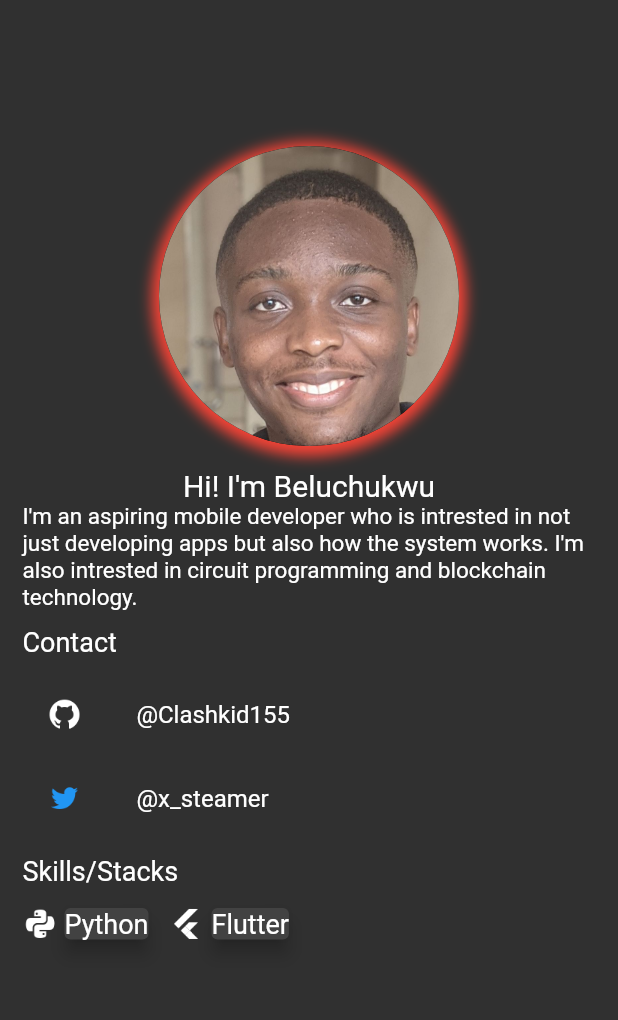
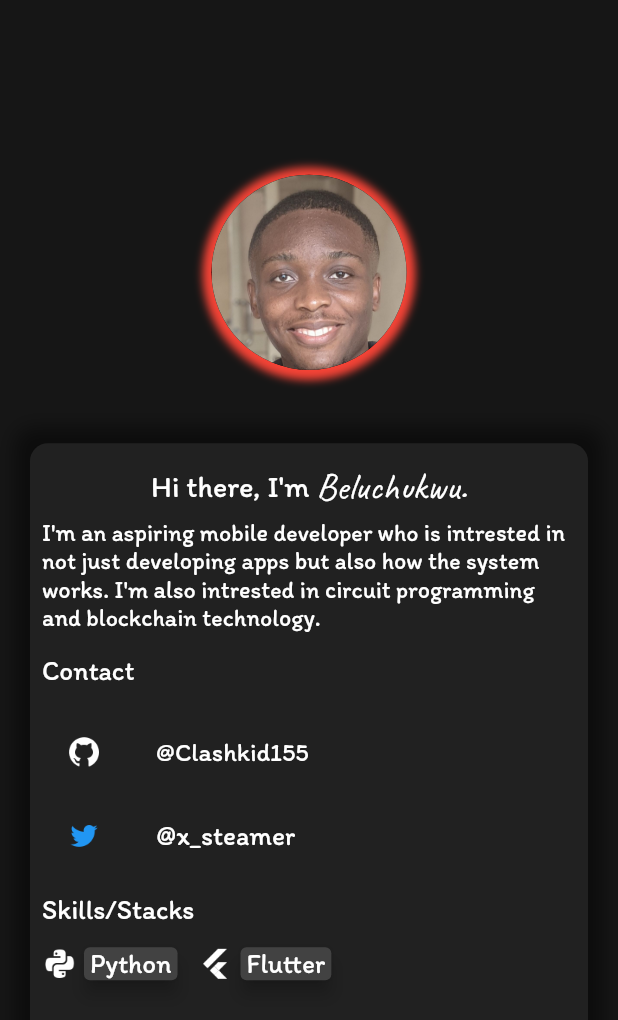
Before and after one commit to Clashkid155/portty, a Flutter app: the screen it shows after launch, on a phone screen of 412 x 824 dp. Shown: the top 1020 px of the screen. Run offline on Flutter 3.47's test engine with Material 2 defaults, Android fonts, the light colour scheme and no system bars.

Commit message:
App redesigned

```diff
--- a/lib/main.dart
+++ b/lib/main.dart
@@ -10,7 +10,14 @@ class MyApp extends StatelessWidget {
     return MaterialApp(
       title: 'Steam Portfolio',
       home: Portty(),
-      theme: ThemeData(brightness: Brightness.dark),
+      theme: ThemeData(
+          fontFamily: 'Ltim',
+          textTheme: TextTheme(
+            bodyText2: TextStyle(fontSize: 16),
+            bodyText1: TextStyle(fontSize: 16),
+            //: TextStyle(fontSize: 16),
+          ),
+          brightness: Brightness.dark),
       debugShowCheckedModeBanner: false,
     );
   }
@@ -35,10 +42,8 @@ class _PorttyState extends State<Portty> {
   @override
   void initState() {
     super.initState();
-    Future.delayed(const Duration(seconds: 5), () {
-      setState(() {
-        _visible = false;
-      });
+    Future.delayed(const Duration(seconds: 4), () {
+      setState(() => _visible = false);
     });
   }
 
@@ -46,6 +51,7 @@ class _PorttyState extends State<Portty> {
   Widget build(BuildContext context) {
     var x = [
       Colors.red,
+      Colors.cyan,
       Colors.blue,
       Colors.green,
       Colors.orange,
@@ -53,39 +59,48 @@ class _PorttyState extends State<Portty> {
       Colors.purple,
     ];
     Future.delayed(Duration(seconds: 8), () {
-      print(i);
-
-      setState(() {
-        i >= 5 ? i = 0 : i++;
-      });
+      setState(() => i >= 5 ? i = 0 : i++);
     });
 
     Size mid = MediaQuery.of(context).size;
     return SafeArea(
         child: Scaffold(
+      /* appBar: AppBar(
+        backgroundColor: Colors.black54,
+        title: Text('Hi'),
+        actions: [
+          Icon(Icons.ac_unit),
+          SizedBox(
+            width: 15,
+          )
+        ],
+      ),*/
       body: Container(
-        padding: EdgeInsets.all(15),
+        color: Colors.black54,
+        height: mid.height,
+        width: mid.width,
+        child: Padding(
+          padding: EdgeInsets.symmetric(horizontal: 20),
           child: Column(
+            mainAxisAlignment: MainAxisAlignment.center,
             children: [
-            SizedBox(
-              height: mid.height * 0.1,
-            ),
-            Stack(children: [
               GestureDetector(
                 child: Center(
-                  child: Container(
+                  child: AnimatedContainer(
+                    curve: Curves.bounceInOut,
+                    duration: Duration(seconds: 3),
                     decoration:
                         BoxDecoration(shape: BoxShape.circle, boxShadow: [
                       BoxShadow(
                         color: x[i],
-                        spreadRadius: 5,
-                        blurRadius: 7,
-                        offset: Offset(0, 2),
+                        spreadRadius: 6,
+                        blurRadius: 4,
+                        offset: Offset(0, 1),
                       )
                     ]),
                     child: CircleAvatar(
                       backgroundImage: AssetImage(check ? bitm : steam),
-                      radius: 100,
+                      radius: 65,
                     ),
                   ),
                 ),
@@ -93,32 +108,61 @@ class _PorttyState extends State<Portty> {
                   setState(() => !check ? check = true : check = false);
                 },
               ),
-              Visibility(
-                visible: _visible,
-                child: AnimatedPositioned(
-                  curve: Curves.easeInOut,
-                  duration: Duration(seconds: 4),
-                  top: mid.width * 0.45, //168,
-                  right: mid.width * 0.01,
-                  child: Text('Tap image to change'),
-                ),
-              ),
-            ]),
               SizedBox(
                 height: 15,
               ),
+              AnimatedOpacity(
+                opacity: _visible ? 1 : 0,
+                duration: Duration(seconds: 3),
+                curve: Curves.easeInOutCubic,
+                child: Text('Tap image to change.'),
+              ),
+              SizedBox(
+                height: 15,
+              ),
+              Center(
+                child: Container(
+                  padding: EdgeInsets.all(8),
+                  height: mid.height * 0.5,
+                  width: double.infinity,
+                  decoration: BoxDecoration(
+                      boxShadow: [
+                        BoxShadow(
+                          color: Colors.black45,
+                          spreadRadius: 10,
+                          blurRadius: 10,
+                          offset: Offset(0, 0),
+                        ),
+                      ],
+                      color: Colors.grey[900],
+                      borderRadius: BorderRadius.circular(12)),
+                  child: Column(children: [
+                    SizedBox(
+                      height: 5,
+                    ),
+                    Row(
+                      mainAxisAlignment: MainAxisAlignment.center,
+                      children: [
                         Text(
-              'Hi! I\'m Beluchukwu',
+                          'Hi there, I\'m ',
                           style: TextStyle(fontSize: 20),
+                        ),
+                        Text(
+                          'Beluchukwu.',
+                          style: TextStyle(fontSize: 25, fontFamily: 'Caveat'),
+                        ),
+                      ],
+                    ),
+                    SizedBox(
+                      height: 5,
                     ),
                     Flexible(
                       child: Text(
                         'I\'m an aspiring mobile developer who is intrested in not just developing apps but also how the system works. I\'m also intrested in circuit programming and blockchain technology.',
-                style: TextStyle(fontSize: 15),
                       ),
                     ),
                     SizedBox(
-              height: 10,
+                      height: 15,
                     ),
                     Align(
                       alignment: Alignment.centerLeft,
@@ -128,28 +172,26 @@ class _PorttyState extends State<Portty> {
                       ),
                     ),
                     SizedBox(
-              height: 10,
+                      height: 15,
                     ),
                     ListTile(
-              // tileColor: Colors.grey.shade100,
                       leading: ImageIcon(
                         AssetImage(git),
                         color: Colors.white,
                       ),
                       title: SelectableText(
                         ' @Clashkid155',
-                // style: TextStyle(color: Colors.indigo),
+                        style: TextStyle(fontSize: 17),
                       ),
                     ),
                     ListTile(
-              //tileColor: Colors.grey.shade100,
                       leading: ImageIcon(
                         AssetImage(twit),
                         color: Colors.blue,
                       ),
                       title: SelectableText(
                         ' @x_steamer',
-                //style: TextStyle(color: Colors.indigo),
+                        style: TextStyle(fontSize: 18),
                       ),
                     ),
                     SizedBox(
@@ -172,7 +214,7 @@ class _PorttyState extends State<Portty> {
                         Card(
                             elevation: 5,
                             child: Text(
-                      'Python',
+                              ' Python ',
                               style: TextStyle(fontSize: 18),
                             )),
                         SizedBox(
@@ -185,18 +227,21 @@ class _PorttyState extends State<Portty> {
                         Card(
                             elevation: 5,
                             child: Text(
-                      'Flutter',
+                              ' Flutter ',
                               style: TextStyle(fontSize: 18),
                             )),
                         SizedBox(
                           width: 5,
                         ),
-                //Icon
-              ],
-            )
                       ],
                     ),
-      )),
-    );
+                  ]),
+                ),
+              ),
+            ],
+          ),
+        ),
+      ),
+    ));
   }
 }
```
Also changed, not shown: pubspec.yaml (+15 -7 lines), font/Caveat-VariableFont_wght.ttf (added), font/DancingScript-VariableFont_wght.ttf (added), font/Itim-Regular.ttf (added), font/VarelaRound-Regular.ttf (added). Lines whose indentation alone changed are shown as unchanged.
